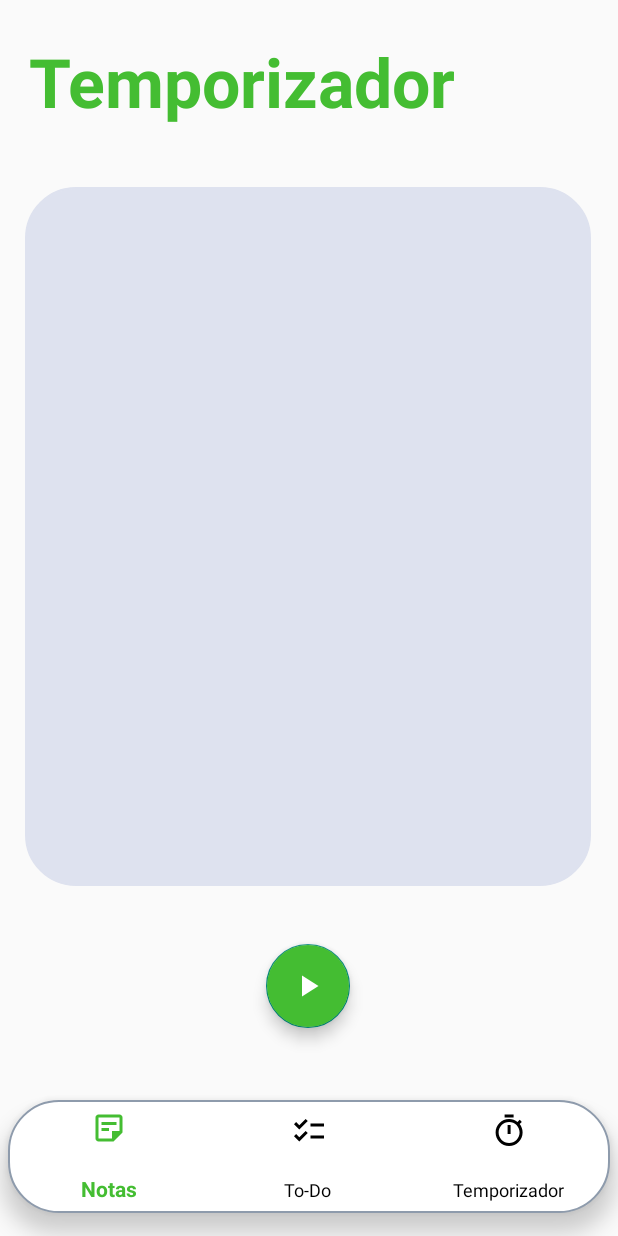
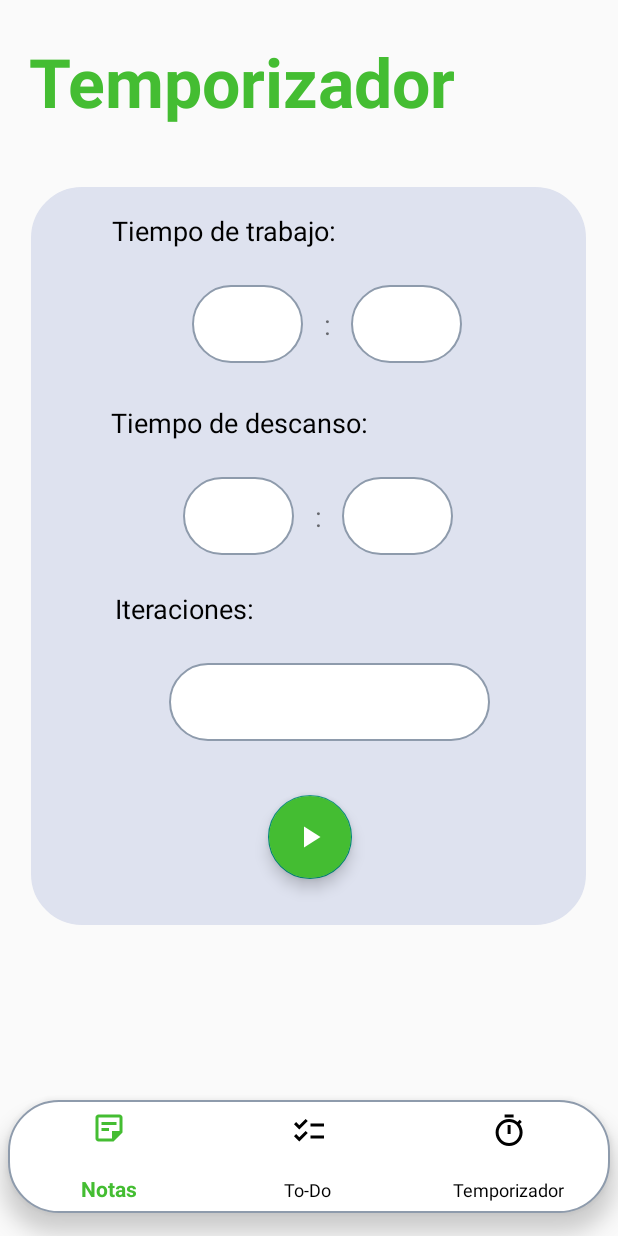
Before and after one commit to 2020-B-Aplicaciones-Web-Software/mov-soft-munoz-villegas-proyecto, an Android app: the fragment TemporizadorFragment placed in its activity, on a phone screen of 412 x 824 dp. Run offline under Robolectric (Android 15) with nearby library versions, the phone set to English and light mode, and no system bars.

Commit message:
Creacion child fragment DatosTemporizador
Se creo el nuevo fragmento y se lo inscrustó como fragmento inicial del fragmento temporizador padre

```diff
--- /dev/null
+++ b/Proyecto2B/app/src/main/java/com/example/proyecto2b/DatosTemporizador.kt
@@ -0,0 +1,21 @@
+package com.example.proyecto2b
+
+import android.os.Bundle
+import androidx.fragment.app.Fragment
+import android.view.LayoutInflater
+import android.view.View
+import android.view.ViewGroup
+import androidx.fragment.app.commit
+
+class DatosTemporizador : Fragment(R.layout.fragment_datos_temporizador) {
+
+    override fun onCreateView(
+        inflater: LayoutInflater, container: ViewGroup?,
+        savedInstanceState: Bundle?
+    ): View? {
+        // Inflate the layout for this fragment
+        return inflater.inflate(R.layout.fragment_datos_temporizador, container, false)
+    }
+
+
+}
--- a/Proyecto2B/app/src/main/java/com/example/proyecto2b/TemporizadorFragment.kt
+++ b/Proyecto2B/app/src/main/java/com/example/proyecto2b/TemporizadorFragment.kt
@@ -5,6 +5,8 @@ import androidx.fragment.app.Fragment
 import android.view.LayoutInflater
 import android.view.View
 import android.view.ViewGroup
+import androidx.fragment.app.add
+import androidx.fragment.app.commit
 
 class TemporizadorFragment : Fragment(R.layout.fragment_temporizador) {
     override fun onCreateView(
@@ -12,6 +14,12 @@ class TemporizadorFragment : Fragment(R.layout.fragment_temporizador) {
         container: ViewGroup?,
         savedInstanceState: Bundle?
     ): View? {
+        if(savedInstanceState == null){
+            childFragmentManager.commit {
+                setReorderingAllowed(true)
+                add<DatosTemporizador>(R.id.fl_tempContainer)
+            }
+        }
         val viewRoot = inflater.inflate(R.layout.fragment_temporizador,container,false)
         return viewRoot
     }
--- /dev/null
+++ b/Proyecto2B/app/src/main/res/layout/fragment_datos_temporizador.xml
@@ -0,0 +1,148 @@
+<?xml version="1.0" encoding="utf-8"?>
+<androidx.constraintlayout.widget.ConstraintLayout xmlns:android="http://schemas.android.com/apk/res/android"
+    xmlns:app="http://schemas.android.com/apk/res-auto"
+    xmlns:tools="http://schemas.android.com/tools"
+    android:layout_width="match_parent"
+    android:layout_height="match_parent"
+    tools:context=".DatosTemporizador">
+
+    <EditText
+        android:id="@+id/editTextNumber7"
+        android:layout_width="74dp"
+        android:layout_height="52dp"
+        android:layout_marginTop="24dp"
+        android:background="@drawable/estilo_redondeado"
+        android:ems="10"
+        android:inputType="number"
+        app:layout_constraintEnd_toEndOf="@+id/textView9"
+        app:layout_constraintHorizontal_bias="0.494"
+        app:layout_constraintStart_toStartOf="@+id/textView9"
+        app:layout_constraintTop_toBottomOf="@+id/textView9" />
+
+    <EditText
+        android:id="@+id/editTextNumber8"
+        android:layout_width="74dp"
+        android:layout_height="52dp"
+        android:layout_marginStart="32dp"
+        android:background="@drawable/estilo_redondeado"
+        android:ems="10"
+        android:inputType="number"
+        app:layout_constraintBottom_toBottomOf="@+id/editTextNumber7"
+        app:layout_constraintStart_toEndOf="@+id/editTextNumber7"
+        app:layout_constraintTop_toTopOf="@+id/editTextNumber7"
+        app:layout_constraintVertical_bias="0.0" />
+
+    <TextView
+        android:id="@+id/textView9"
+        android:layout_width="wrap_content"
+        android:layout_height="wrap_content"
+        android:layout_marginTop="144dp"
+        android:text="Tiempo de descanso:"
+        android:textColor="@color/black"
+        android:textSize="18sp"
+        app:layout_constraintEnd_toEndOf="parent"
+        app:layout_constraintHorizontal_bias="0.266"
+        app:layout_constraintStart_toStartOf="parent"
+        app:layout_constraintTop_toTopOf="parent" />
+
+    <TextView
+        android:id="@+id/textView11"
+        android:layout_width="wrap_content"
+        android:layout_height="wrap_content"
+        android:layout_marginTop="268dp"
+        android:text="Iteraciones:"
+        android:textColor="@color/black"
+        android:textSize="18sp"
+        app:layout_constraintEnd_toEndOf="parent"
+        app:layout_constraintHorizontal_bias="0.201"
+        app:layout_constraintStart_toStartOf="parent"
+        app:layout_constraintTop_toTopOf="parent" />
+
+    <com.google.android.material.floatingactionbutton.FloatingActionButton
+        android:id="@+id/btn_play_temp"
+        android:layout_width="wrap_content"
+        android:layout_height="wrap_content"
+        android:layout_marginTop="36dp"
+        android:backgroundTint="@color/verde"
+        android:clickable="true"
+        android:src="@drawable/ic_baseline_play_arrow_24"
+        android:tint="@color/white"
+        app:layout_constraintEnd_toEndOf="parent"
+        app:layout_constraintHorizontal_bias="0.504"
+        app:layout_constraintStart_toStartOf="parent"
+        app:layout_constraintTop_toBottomOf="@+id/editTextNumber9" />
+
+    <TextView
+        android:id="@+id/textView3"
+        android:layout_width="wrap_content"
+        android:layout_height="wrap_content"
+        android:layout_marginTop="16dp"
+        android:text="Tiempo de trabajo:"
+        android:textColor="@color/black"
+        android:textSize="18sp"
+        app:layout_constraintEnd_toEndOf="parent"
+        app:layout_constraintHorizontal_bias="0.244"
+        app:layout_constraintStart_toStartOf="parent"
+        app:layout_constraintTop_toTopOf="parent" />
+
+    <EditText
+        android:id="@+id/editTextNumber"
+        android:layout_width="74dp"
+        android:layout_height="52dp"
+        android:layout_marginTop="24dp"
+        android:background="@drawable/estilo_redondeado"
+        android:ems="10"
+        android:inputType="number"
+        app:layout_constraintEnd_toEndOf="@+id/textView3"
+        app:layout_constraintHorizontal_bias="0.706"
+        app:layout_constraintStart_toStartOf="@+id/textView3"
+        app:layout_constraintTop_toBottomOf="@+id/textView3" />
+
+    <EditText
+        android:id="@+id/editTextNumber2"
+        android:layout_width="74dp"
+        android:layout_height="52dp"
+        android:layout_marginStart="32dp"
+        android:background="@drawable/estilo_redondeado"
+        android:ems="10"
+        android:inputType="number"
+        app:layout_constraintBottom_toBottomOf="@+id/editTextNumber"
+        app:layout_constraintStart_toEndOf="@+id/editTextNumber"
+        app:layout_constraintTop_toTopOf="@+id/editTextNumber"
+        app:layout_constraintVertical_bias="0.0" />
+
+    <TextView
+        android:id="@+id/textView4"
+        android:layout_width="wrap_content"
+        android:layout_height="wrap_content"
+        android:text=":"
+        android:textSize="18sp"
+        app:layout_constraintBottom_toBottomOf="@+id/editTextNumber"
+        app:layout_constraintEnd_toStartOf="@+id/editTextNumber2"
+        app:layout_constraintStart_toEndOf="@+id/editTextNumber"
+        app:layout_constraintTop_toTopOf="@+id/editTextNumber" />
+
+    <TextView
+        android:id="@+id/textView10"
+        android:layout_width="wrap_content"
+        android:layout_height="wrap_content"
+        android:text=":"
+        android:textSize="18sp"
+        app:layout_constraintBottom_toBottomOf="@+id/editTextNumber7"
+        app:layout_constraintEnd_toStartOf="@+id/editTextNumber8"
+        app:layout_constraintStart_toEndOf="@+id/editTextNumber7"
+        app:layout_constraintTop_toTopOf="@+id/editTextNumber7" />
+
+    <EditText
+        android:id="@+id/editTextNumber9"
+        android:layout_width="214dp"
+        android:layout_height="52dp"
+        android:layout_marginStart="36dp"
+        android:layout_marginTop="24dp"
+        android:background="@drawable/estilo_redondeado"
+        android:ems="10"
+        android:inputType="number"
+        app:layout_constraintStart_toStartOf="@+id/textView11"
+        app:layout_constraintTop_toBottomOf="@+id/textView11" />
+
+</androidx.constraintlayout.widget.ConstraintLayout>
--- a/Proyecto2B/app/src/main/res/layout/fragment_temporizador.xml
+++ b/Proyecto2B/app/src/main/res/layout/fragment_temporizador.xml
@@ -20,28 +20,15 @@
         app:layout_constraintStart_toStartOf="parent"
         app:layout_constraintTop_toTopOf="parent" />
 
-    <com.google.android.material.floatingactionbutton.FloatingActionButton
-        android:id="@+id/btn_play_temp"
-        android:layout_width="wrap_content"
-        android:layout_height="wrap_content"
-        android:layout_marginBottom="48dp"
-        android:backgroundTint="@color/verde"
-        android:clickable="true"
-        android:src="@drawable/ic_baseline_play_arrow_24"
-        android:tint="@color/white"
+    <FrameLayout
+        android:id="@+id/fl_tempContainer"
+        android:layout_width="370dp"
+        android:layout_height="492dp"
+        android:layout_marginTop="40dp"
+        android:background="@drawable/estilo_redondeado_oscuro"
         app:layout_constraintBottom_toBottomOf="parent"
         app:layout_constraintEnd_toEndOf="parent"
-        app:layout_constraintHorizontal_bias="0.498"
-        app:layout_constraintStart_toStartOf="parent" />
-
-    <FrameLayout
-        android:layout_width="377dp"
-        android:layout_height="466dp"
-        android:layout_marginTop="40dp"
-        android:background="@drawable/estilo_redondeado_oscuro"
-        app:layout_constraintBottom_toTopOf="@+id/btn_play_temp"
-        app:layout_constraintEnd_toEndOf="parent"
-        app:layout_constraintHorizontal_bias="0.475"
+        app:layout_constraintHorizontal_bias="0.487"
         app:layout_constraintStart_toStartOf="parent"
         app:layout_constraintTop_toBottomOf="@+id/textView2"
         app:layout_constraintVertical_bias="0.0">
```
